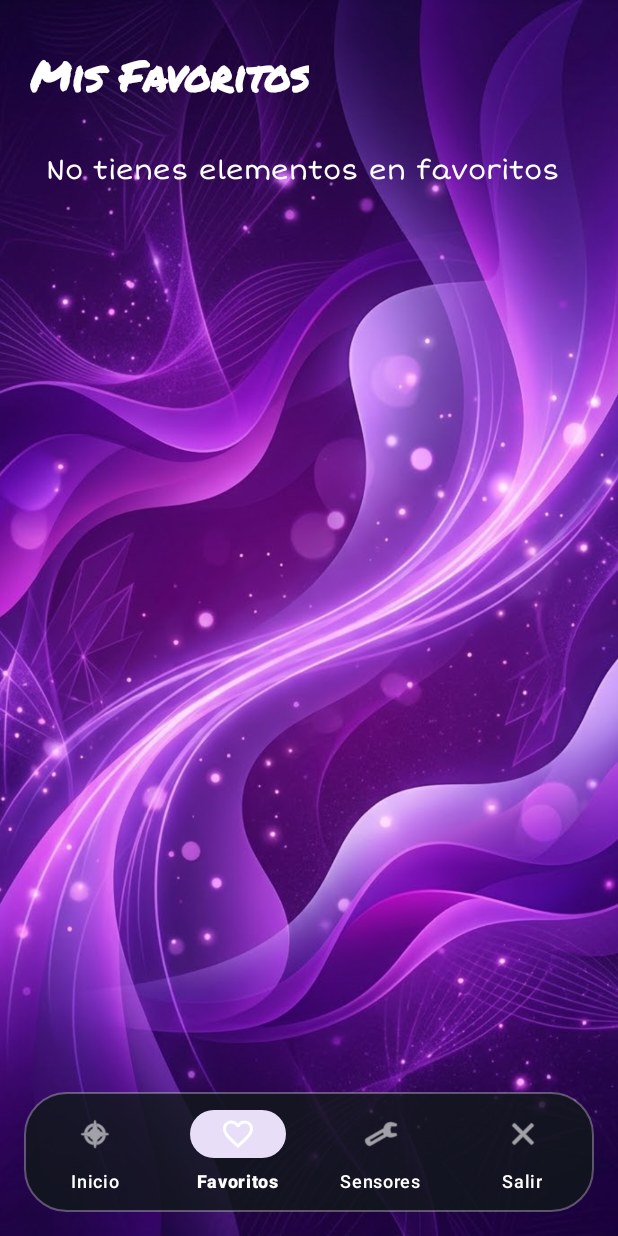
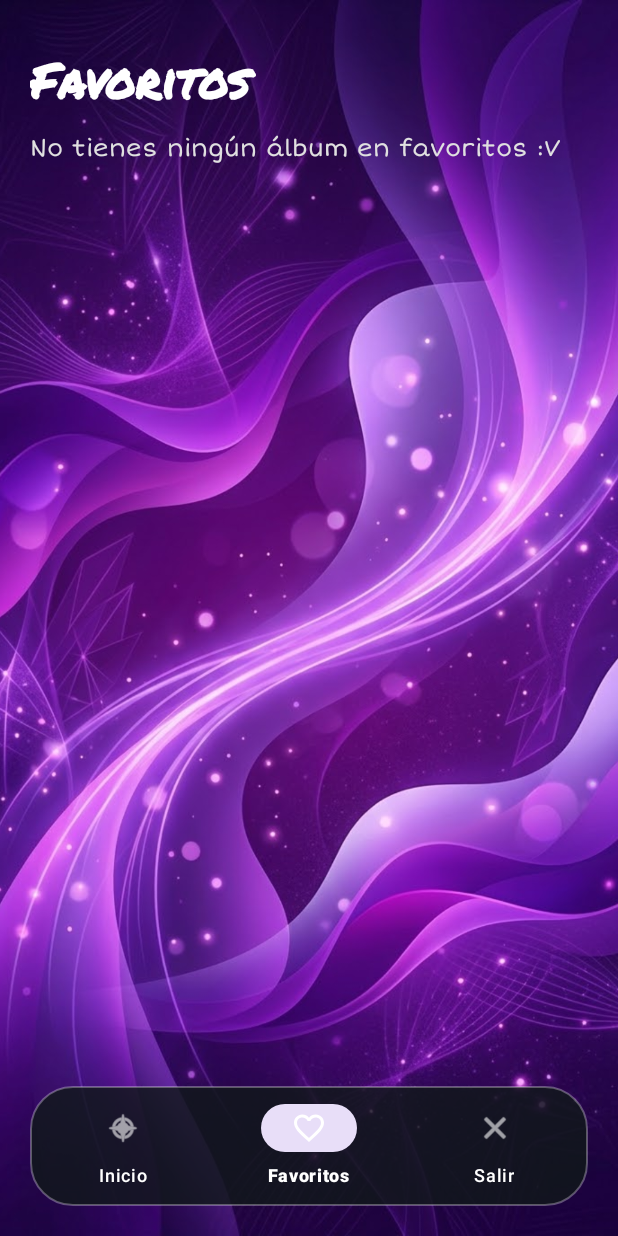
Before and after one commit to fc530414-prog/Reviewly, an Android app: the Favact screen opened directly, with no data from a screen before it, on a phone screen of 412 x 824 dp. Run offline under Robolectric (Android 15) with nearby library versions, the phone set to English and light mode, and no system bars; our stand-ins replace Firebase (no records; nobody signed in at launch, a user with empty details on screens opened directly); pictures from the network do not load.

Commit message:
Lo mas nuevo

```diff
--- a/app/src/main/java/com/example/reviewly/Favact.kt
+++ b/app/src/main/java/com/example/reviewly/Favact.kt
@@ -3,110 +3,45 @@ package com.example.reviewly
 import android.content.Intent
 import android.os.Bundle
 import android.view.View
+import android.widget.GridLayout
 import android.widget.ImageView
-import android.widget.LinearLayout
 import android.widget.TextView
 import android.widget.Toast
 import androidx.activity.enableEdgeToEdge
 import androidx.appcompat.app.AppCompatActivity
 import com.bumptech.glide.Glide
+import com.example.reviewly.model.albumfav
 import com.google.android.material.bottomnavigation.BottomNavigationView
 import com.google.firebase.auth.FirebaseAuth
 
 class Favact : AppCompatActivity() {
 
-    private lateinit var contenedorFavoritos: LinearLayout
     private lateinit var botonnav: BottomNavigationView
-    private lateinit var dbHelper: Databasehelper
+    private lateinit var gridfavoritos: GridLayout
+    private lateinit var tvestadofavorito: TextView
+    private lateinit var dbhelper: Databasehelper
 
     override fun onCreate(savedInstanceState: Bundle?) {
         super.onCreate(savedInstanceState)
         enableEdgeToEdge()
         setContentView(R.layout.activity_favact)
 
-        contenedorFavoritos = findViewById(R.id.contenedorFavoritos)
         botonnav = findViewById(R.id.bottomNavigation)
-        dbHelper = Databasehelper(this)
+        gridfavoritos = findViewById(R.id.gridfavoritos)
+        tvestadofavorito = findViewById(R.id.tvEstadoFavoritos)
+        dbhelper = Databasehelper(this)
 
         menuNavegacion()
-        cargarFavoritos()
+        consultarfavorito()
     }
 
     override fun onResume() {
         super.onResume()
         botonnav.selectedItemId = R.id.nav_favoritos
-        cargarFavoritos()
+        consultarfavorito()
     }
 
-    private fun cargarFavoritos() {
-        contenedorFavoritos.removeAllViews()
-        val listaFavoritos = dbHelper.obtenerTodosFavoritos()
-
-        if (listaFavoritos.isEmpty()) {
-            val tvVacio = TextView(this).apply {
-                text = "No tienes elementos en favoritos"
-                setTextColor(android.graphics.Color.WHITE)
-                textSize = 18f
-                setPadding(16, 32, 16, 16)
-                typeface = androidx.core.content.res.ResourcesCompat.getFont(context, R.font.shortstack_regular)
-            }
-            contenedorFavoritos.addView(tvVacio)
-            return
-        }
-
-        for (fav in listaFavoritos) {
-            val albumId = fav["album_id"] as Long
-            val nombreAlbum = fav["nombre_album"] as String
-            val artista = fav["artista"] as String
-            val genero = fav["genero"] as String
-            val canciones = fav["num_canciones"] as Int
-            val fecha = fav["fecha"] as String
-            val imagen = fav["imagen"] as String
-
-            val vistaAlbum = layoutInflater.inflate(
-                R.layout.item_album,
-                contenedorFavoritos,
-                false
-            )
-
-            val imgPortada = vistaAlbum.findViewById<ImageView>(R.id.imgPortadaAlbum)
-            val tvNombreAlbum = vistaAlbum.findViewById<TextView>(R.id.tvNombreAlbum)
-            val tvNombreArtista = vistaAlbum.findViewById<TextView>(R.id.tvNombreArtista)
-
-            tvNombreAlbum.text = nombreAlbum
-            tvNombreArtista.text = artista
-
-            val fuentePermanent = androidx.core.content.res.ResourcesCompat.getFont(this, R.font.permanent_marker)
-            val fuenteShortstack = androidx.core.content.res.ResourcesCompat.getFont(this, R.font.shortstack_regular)
-
-            tvNombreAlbum.typeface = fuentePermanent
-            tvNombreAlbum.setTextColor(android.graphics.Color.WHITE)
-            tvNombreArtista.typeface = fuenteShortstack
-            tvNombreArtista.setTextColor(android.graphics.Color.WHITE)
-
-            Glide.with(this)
-                .load(imagen)
-                .placeholder(android.R.drawable.ic_menu_gallery)
-                .error(android.R.drawable.ic_menu_report_image)
-                .into(imgPortada)
-
-            vistaAlbum.setOnClickListener {
-                val intent = Intent(this, detaActivity::class.java).apply {
-                    putExtra("ID_ALBUM", albumId)
-                    putExtra("NOMBRE_ALBUM", nombreAlbum)
-                    putExtra("ARTISTA_ALBUM", artista)
-                    putExtra("GENERO_ALBUM", genero)
-                    putExtra("CANCIONES_ALBUM", canciones)
-                    putExtra("FECHA_ALBUM", fecha)
-                    putExtra("IMAGEN_ALBUM", imagen)
-                }
-                startActivity(intent)
-            }
-
-            contenedorFavoritos.addView(vistaAlbum)
-        }
-    }
-
+    // Metodo para el funcionamiento del menu
     private fun menuNavegacion() {
         botonnav.selectedItemId = R.id.nav_favoritos
 
@@ -118,17 +53,78 @@ class Favact : AppCompatActivity() {
                     true
                 }
                 R.id.nav_favoritos -> true
-                R.id.nav_sensores -> {
+               /* R.id.nav_sensores -> {
                     startActivity(Intent(this, SensorActivity::class.java))
                     finish()
                     true
-                }
+                }*/
                 R.id.nav_salir -> {
                     cerrarSesion()
                     true
                 }
                 else -> false
             }
+        }
+    }
+
+    // metodo para consultar la informacion y mostrarla
+    private fun mostraralbunesfavoritos(favoritos: List<albumfav>) {
+        gridfavoritos.removeAllViews()
+
+        if (favoritos.isEmpty()) {
+            tvestadofavorito.text = "No hay álbumes favoritos"
+            tvestadofavorito.visibility = View.VISIBLE
+        } else {
+            tvestadofavorito.visibility = View.GONE
+        }
+
+        // ciclo para recorrer la consulta de la bd
+        for (album in favoritos) {
+            val vistaalbum = layoutInflater.inflate(
+                R.layout.item_favorito,
+                gridfavoritos,
+                false
+            )
+
+            val imgalbun = vistaalbum.findViewById<ImageView>(R.id.imgfavorito)
+
+            Glide.with(this)
+                .load(album.imagen)
+                .centerCrop()
+                .into(imgalbun)
+
+            // evento para que el usuario acceda a los albumes individuales
+            vistaalbum.setOnClickListener {
+                val intent = Intent(this, detaActivity::class.java).apply {
+                    putExtra("ID_ALBUM", album.albumid)
+                    putExtra("NOMBRE_ALBUM", album.nombreAlbum)
+                    putExtra("ARTISTA_ALBUM", album.artista)
+                    putExtra("GENERO_ALBUM", album.genero)
+                    putExtra("CANCIONES_ALBUM", album.canciones)
+                    putExtra("FECHA_ALBUM", album.fecha)
+                    putExtra("IMAGEN_ALBUM", album.imagen)
+                }
+                startActivity(intent)
+            }
+
+            gridfavoritos.addView(vistaalbum)
+        }
+    }
+
+    // metodo para la consulta
+    private fun consultarfavorito() {
+        val favoritos = dbhelper.obteneralbumesfav()
+
+        // mostrar los albumes y sus imagenes en el gridlayout
+        gridfavoritos.removeAllViews()
+
+        // valida que los elementos tengan un registro en la bd
+        if (favoritos.isEmpty()) {
+            tvestadofavorito.visibility = View.VISIBLE
+            tvestadofavorito.text = "No tienes ningún álbum en favoritos :V"
+        } else {
+            tvestadofavorito.visibility = View.GONE
+            mostraralbunesfavoritos(favoritos)
         }
     }
 
--- a/app/src/main/java/com/example/reviewly/HomeActivity.kt
+++ b/app/src/main/java/com/example/reviewly/HomeActivity.kt
@@ -214,11 +214,11 @@ class HomeActivity : AppCompatActivity() {
                     startActivity(Intent(this, Favact::class.java))
                     true
                 }
-                R.id.nav_sensores -> {
+                /*R.id.nav_sensores -> {
                     startActivity(Intent(this, SensorActivity::class.java))
                     finish()
                     true
-                }
+                }*/
                 R.id.nav_salir -> {
                     cerrarSesion()
                     true
--- a/app/src/main/res/layout/activity_favact.xml
+++ b/app/src/main/res/layout/activity_favact.xml
@@ -20,38 +20,58 @@
         app:layout_constraintStart_toStartOf="parent"
         app:layout_constraintTop_toTopOf="parent"/>
 
-    <TextView
-        android:id="@+id/tvTituloFavoritos"
-        android:layout_width="wrap_content"
-        android:layout_height="wrap_content"
-        android:text="Mis Favoritos"
-        android:textColor="@color/white"
-        android:textSize="28sp"
-        android:textStyle="bold"
-        android:fontFamily="@font/permanent_marker"
-        android:layout_marginStart="20dp"
-        android:layout_marginTop="30dp"
-        app:layout_constraintStart_toStartOf="parent"
-        app:layout_constraintTop_toTopOf="parent" />
-
     <ScrollView
+        android:id="@+id/scrollFavoritos"
         android:layout_width="0dp"
         android:layout_height="0dp"
         android:fillViewport="true"
-        android:clipToPadding="false"
-        android:paddingTop="10dp"
-        android:paddingBottom="20dp"
-        app:layout_constraintTop_toBottomOf="@id/tvTituloFavoritos"
+        android:scrollbars="none"
         app:layout_constraintBottom_toTopOf="@id/bottomNavigation"
+        app:layout_constraintEnd_toEndOf="parent"
         app:layout_constraintStart_toStartOf="parent"
-        app:layout_constraintEnd_toEndOf="parent">
+        app:layout_constraintTop_toTopOf="parent">
 
         <LinearLayout
-            android:id="@+id/contenedorFavoritos"
             android:layout_width="match_parent"
-            android:layout_height="wrap_content"
+            android:layout_height="match_parent"
             android:orientation="vertical"
-            android:paddingHorizontal="20dp" />
+            android:paddingStart="20dp"
+            android:paddingTop="30dp"
+            android:paddingEnd="20dp"
+            android:paddingBottom="25dp">
+
+            <TextView
+                android:id="@+id/tvTituloFavoritos"
+                android:layout_width="match_parent"
+                android:layout_height="wrap_content"
+                android:text="Favoritos"
+                android:textColor="#FFFFFF"
+                android:textSize="32sp"
+                android:textStyle="bold"
+                android:fontFamily="@font/permanent_marker" />
+
+            <TextView
+                android:id="@+id/tvEstadoFavoritos"
+                android:layout_width="match_parent"
+                android:layout_height="wrap_content"
+                android:layout_marginTop="12dp"
+                android:text="Mostrar álbumes"
+                android:textColor="#E0E0E0"
+                android:textSize="16sp"
+                android:fontFamily="@font/shortstack_regular" />
+
+            <GridLayout
+                android:id="@+id/gridfavoritos"
+                android:layout_width="match_parent"
+                android:layout_height="wrap_content"
+                android:layout_marginTop="25dp"
+                android:alignmentMode="alignMargins"
+                android:columnCount="3"
+                android:useDefaultMargins="false">
+
+            </GridLayout>
+
+        </LinearLayout>
 
     </ScrollView>
 
@@ -59,9 +79,9 @@
         android:id="@+id/bottomNavigation"
         android:layout_width="0dp"
         android:layout_height="wrap_content"
-        android:layout_marginStart="16dp"
-        android:layout_marginEnd="16dp"
-        android:layout_marginBottom="16dp"
+        android:layout_marginStart="20dp"
+        android:layout_marginEnd="20dp"
+        android:layout_marginBottom="20dp"
         android:background="@drawable/bg_bottom_nav"
         app:itemIconTint="@color/white"
         app:itemTextColor="@color/white"
--- a/app/src/main/res/menu/menu_botton.xml
+++ b/app/src/main/res/menu/menu_botton.xml
@@ -9,9 +9,9 @@
         android:icon="@drawable/ic_favorite_border"
         android:title="Favoritos" />
 
-    <item android:id="@+id/nav_sensores"
+    <!--<item android:id="@+id/nav_sensores"
         android:icon="@android:drawable/ic_menu_manage"
-        android:title="Sensores" />
+        android:title="Sensores" />-->
 
     <item android:id="@+id/nav_salir"
         android:icon="@android:drawable/ic_menu_close_clear_cancel"
```
Also changed, not shown: app/src/main/java/com/example/reviewly/Databasehelper.kt (+26 -12 lines), app/src/main/java/com/example/reviewly/SensorActivity.kt (+5 -5 lines), app/src/main/java/com/example/reviewly/model/albumfav.kt (added, +12 -0 lines), app/src/main/res/layout/item_favorito.xml (added, +24 -0 lines).
